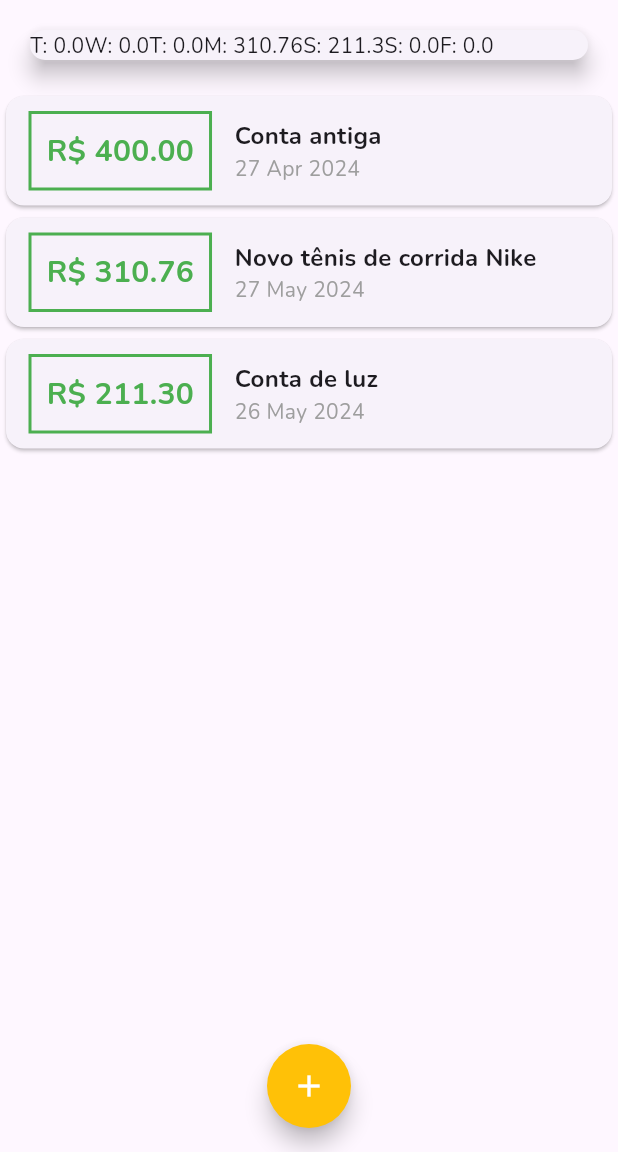
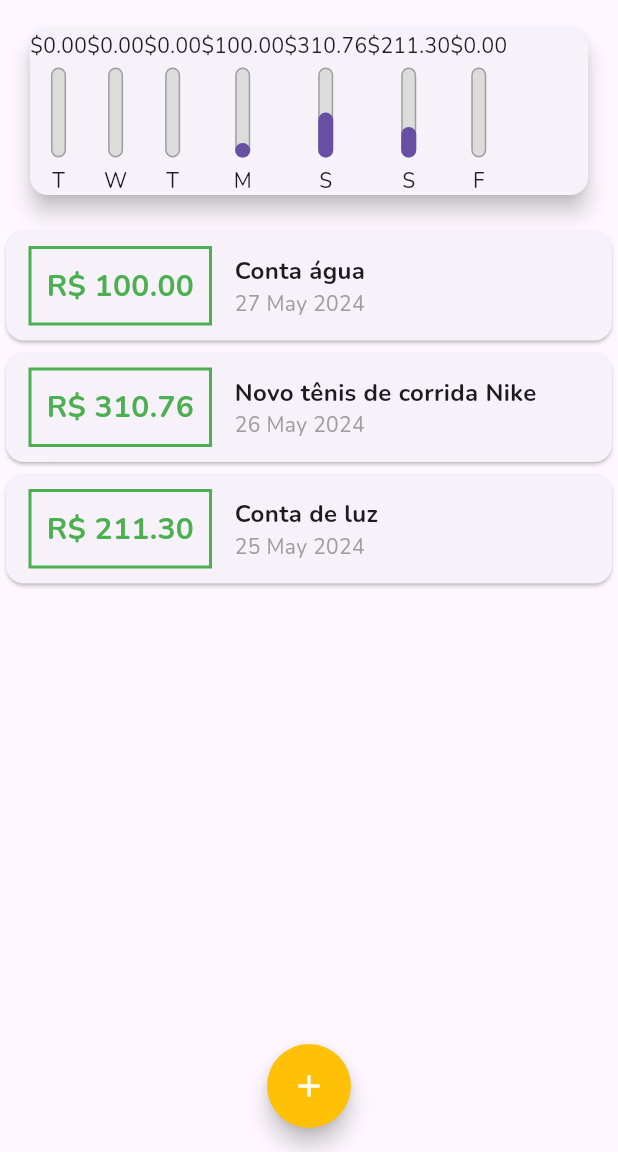
Before and after one commit to alexandrespindola/expenses_app, a Flutter app: the screen it shows after launch, on a phone screen of 412 x 824 dp, the part 84-1236 px from its top. Run offline on Flutter 3.47's test engine with Material 3 defaults, Android fonts, the phone set to English and light mode, and no system bars.

Commit message:
Refactor Chart component to use groupedTransactions for rendering

```diff
--- a/lib/components/chart.dart
+++ b/lib/components/chart.dart
@@ -1,6 +1,7 @@
 import 'package:flutter/material.dart';
 import 'package:intl/intl.dart';
 import '../models/transaction.module.dart';
+import 'chart_bar.dart';
 
 class Chart extends StatelessWidget {
   const Chart(this.recentTransaction, {super.key});
@@ -32,6 +33,12 @@ class Chart extends StatelessWidget {
     });
   }
 
+  double get _weekTotalValue {
+    return groupedTransactions.fold(0.0, (sum, tr) {
+      return sum + (tr['value'] as double);
+    });
+  }
+
   @override
   Widget build(BuildContext context) {
     groupedTransactions;
@@ -40,7 +47,11 @@ class Chart extends StatelessWidget {
       margin: const EdgeInsets.all(20),
       child: Row(
         children: groupedTransactions.map((tr) {
-          return Text('${tr['day']}: ${tr['value']}');
+          // return Text('${tr['day']}: ${tr['value']}');
+          return ChartBar(
+              label: tr['day'] as String,
+              value: tr['value'] as double,
+              percentage: (tr['value'] as double) / _weekTotalValue);
         }).toList(),
       ),
     );
--- a/lib/components/chart_bar.dart
+++ b/lib/components/chart_bar.dart
@@ -1,10 +1,51 @@
 import 'package:flutter/material.dart';
 
 class ChartBar extends StatelessWidget {
-  const ChartBar({super.key});
+  final String label;
+  final double value;
+  final double percentage;
+
+  const ChartBar({
+    super.key,
+    required this.label,
+    required this.value,
+    required this.percentage,
+  });
 
   @override
   Widget build(BuildContext context) {
-    return Container();
+    return Column(children: <Widget>[
+      Text('\$${value.toStringAsFixed(2)}'),
+      const SizedBox(height: 5),
+      SizedBox(
+        height: 60,
+        width: 10,
+        child: Stack(
+          alignment: Alignment.bottomCenter,
+          children: <Widget>[
+            Container(
+              decoration: BoxDecoration(
+                border: Border.all(
+                  color: Colors.grey,
+                  width: 1.0,
+                ),
+                borderRadius: BorderRadius.circular(5),
+                color: const Color.fromRGBO(220, 220, 220, 1),
+              ),
+            ),
+            FractionallySizedBox(
+                heightFactor: percentage,
+                child: Container(
+                  decoration: BoxDecoration(
+                    borderRadius: BorderRadius.circular(5),
+                    color: Theme.of(context).primaryColor,
+                  ),
+                )),
+          ],
+        ),
+      ),
+      const SizedBox(height: 5),
+      Text(label),
+    ]);
   }
 }
--- a/lib/main.dart
+++ b/lib/main.dart
@@ -33,21 +33,21 @@ class _MyHomePageState extends State<MyHomePage> {
   final List<Transaction> _transactions = [
     Transaction(
       id: 't0',
-      title: 'Conta antiga',
-      value: 400.00,
-      date: DateTime.now().subtract(const Duration(days: 33)),
+      title: 'Conta água',
+      value: 100.00,
+      date: DateTime.now().subtract(const Duration(days: 3)),
     ),
     Transaction(
       id: 't1',
       title: 'Novo tênis de corrida Nike',
       value: 310.76,
-      date: DateTime.now().subtract(const Duration(days: 3)),
+      date: DateTime.now().subtract(const Duration(days: 4)),
     ),
     Transaction(
       id: 't2',
       title: 'Conta de luz',
       value: 211.30,
-      date: DateTime.now().subtract(const Duration(days: 4)),
+      date: DateTime.now().subtract(const Duration(days: 5)),
     ),
   ];
 
@@ -105,25 +105,6 @@ class _MyHomePageState extends State<MyHomePage> {
         child: Column(
           crossAxisAlignment: CrossAxisAlignment.center,
           children: <Widget>[
-            // SizedBox(
-            //   width: double.infinity,
-            //   child: Card(
-            //     color: Theme.of(context).colorScheme.secondary,
-            //     elevation: 5,
-            //     margin: const EdgeInsets.all(20),
-            //     child: Padding(
-            //       padding: const EdgeInsets.all(10.0),
-            //       child: Text(
-            //         'Gráfico',
-            //         style: TextStyle(
-            //           color: Theme.of(context).textTheme.titleLarge!.color,
-            //           fontSize:
-            //               Theme.of(context).textTheme.titleLarge!.fontSize,
-            //         ),
-            //       ),
-            //     ),
-            //   ),
-            // ),
             Chart(_recentTransactions),
             TransactionList(_transactions),
           ],
```
